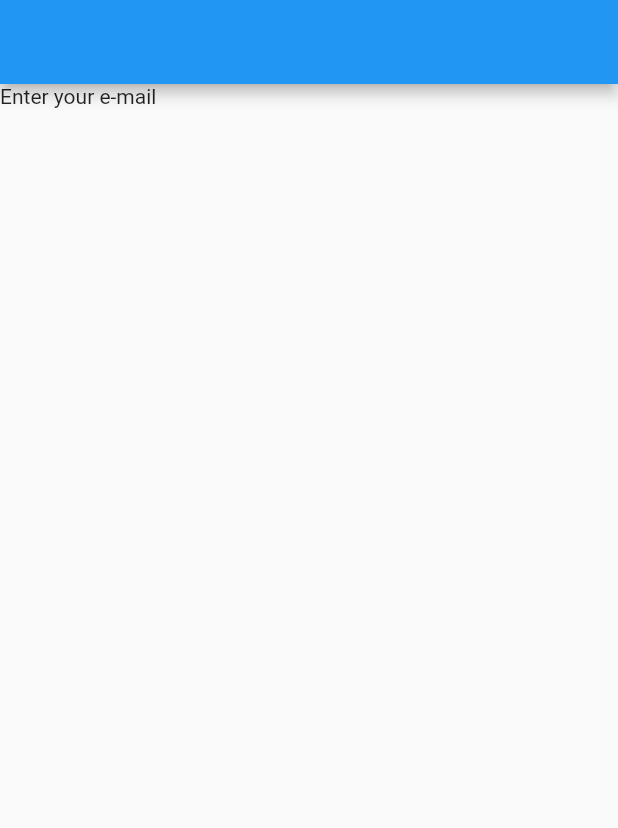
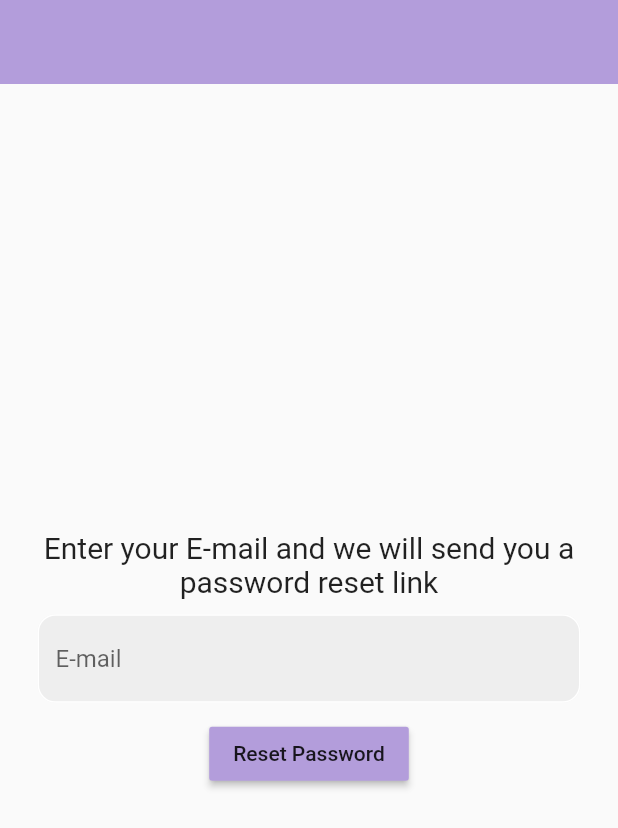
Before and after one commit to kartikeypathak/Forget-Password, a Flutter app: the screen it shows after launch, on a phone screen of 412 x 824 dp. Shown: the top 828 px of the screen. Run offline on Flutter 3.47's test engine with Material 2 defaults, Android fonts, the phone set to English and light mode, and no system bars; our stand-ins replace firebase_auth, firebase_core; accounts and stored records are empty.

Commit message:
Layout is made & firebase is connected

```diff
--- a/lib/forget_pass.dart
+++ b/lib/forget_pass.dart
@@ -1,3 +1,4 @@
+import 'package:firebase_auth/firebase_auth.dart';
 import 'package:flutter/material.dart';
 
 class ForgetPassword extends StatefulWidget {
@@ -8,11 +9,78 @@ class ForgetPassword extends StatefulWidget {
 }
 
 class _ForgetPasswordState extends State<ForgetPassword> {
+  final _emailController = TextEditingController();
+
+  @override
+  void dispose() {
+    _emailController.dispose();
+    super.dispose();
+  }
+
+  Future passwordReset() async {
+    try {
+      await FirebaseAuth.instance
+          .sendPasswordResetEmail(email: _emailController.text.trim());
+    } on FirebaseAuthException catch (e) {
+      print(e);
+      showDialog(context: context, builder: (context) {
+        return AlertDialog(
+          content: Text(e.message.toString()),
+        );
+      });
+    }
+  }
+
   @override
   Widget build(BuildContext context) {
     return Scaffold(
-      appBar: AppBar(),
-      body: Text('Enter your e-mail'),
+      appBar: AppBar(
+        backgroundColor: Colors.deepPurple[200],
+        elevation: 0,
+      ),
+      body: Column(
+        mainAxisAlignment: MainAxisAlignment.center,
+        children: [
+          Padding(
+            padding: const EdgeInsets.symmetric(horizontal: 25.0),
+            child: Text(
+              'Enter your E-mail and we will send you a password reset link',
+              textAlign: TextAlign.center,
+              style: TextStyle(fontSize: 20),
+            ),
+          ),
+          SizedBox(
+            height: 10,
+          ),
+          Padding(
+            padding: const EdgeInsets.symmetric(horizontal: 25.0),
+            child: TextField(
+              controller: _emailController,
+              decoration: InputDecoration(
+                enabledBorder: OutlineInputBorder(
+                  borderSide: BorderSide(color: Colors.white),
+                  borderRadius: BorderRadius.circular(12),
+                ),
+                focusedBorder: OutlineInputBorder(
+                  borderSide: BorderSide(color: Colors.deepPurple),
+                  borderRadius: BorderRadius.circular(12),
+                ),
+                hintText: 'E-mail',
+                fillColor: Colors.grey[200],
+                filled: true,
+              ),
+            ),
+          ),
+          SizedBox(
+            height: 10,
+          ),
+          MaterialButton(
+            onPressed: () => passwordReset(),
+            child: Text('Reset Password'),
+            color: Colors.deepPurple[200],
+          )
+        ],
+      ),
     );
   }
 }
```
